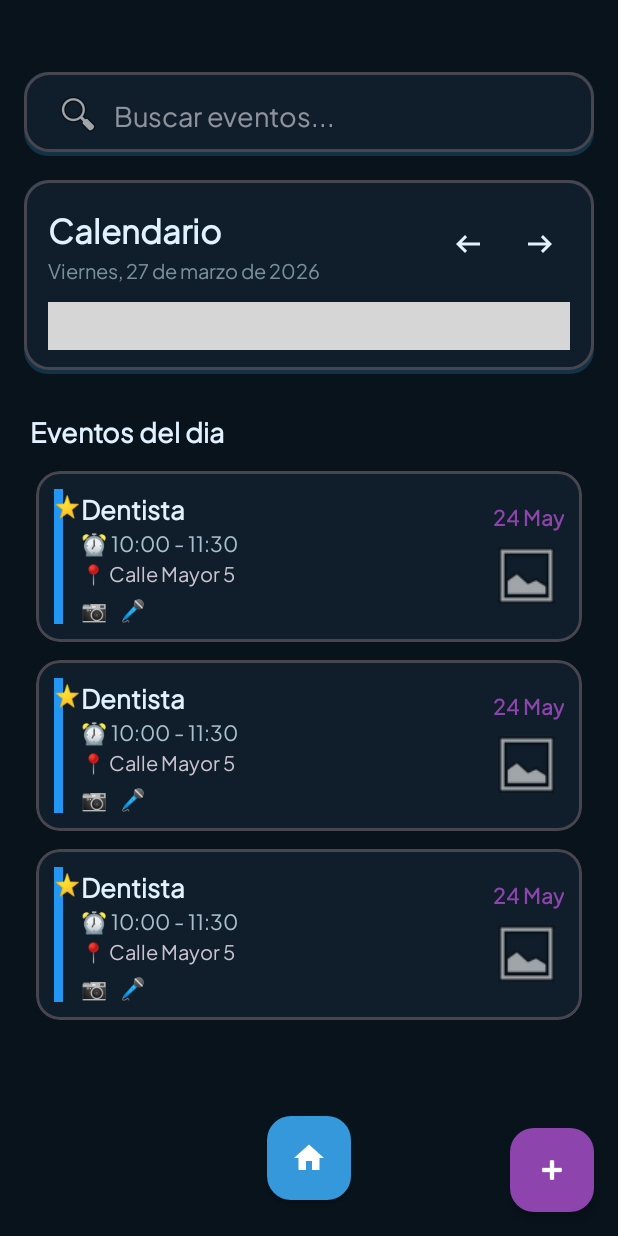
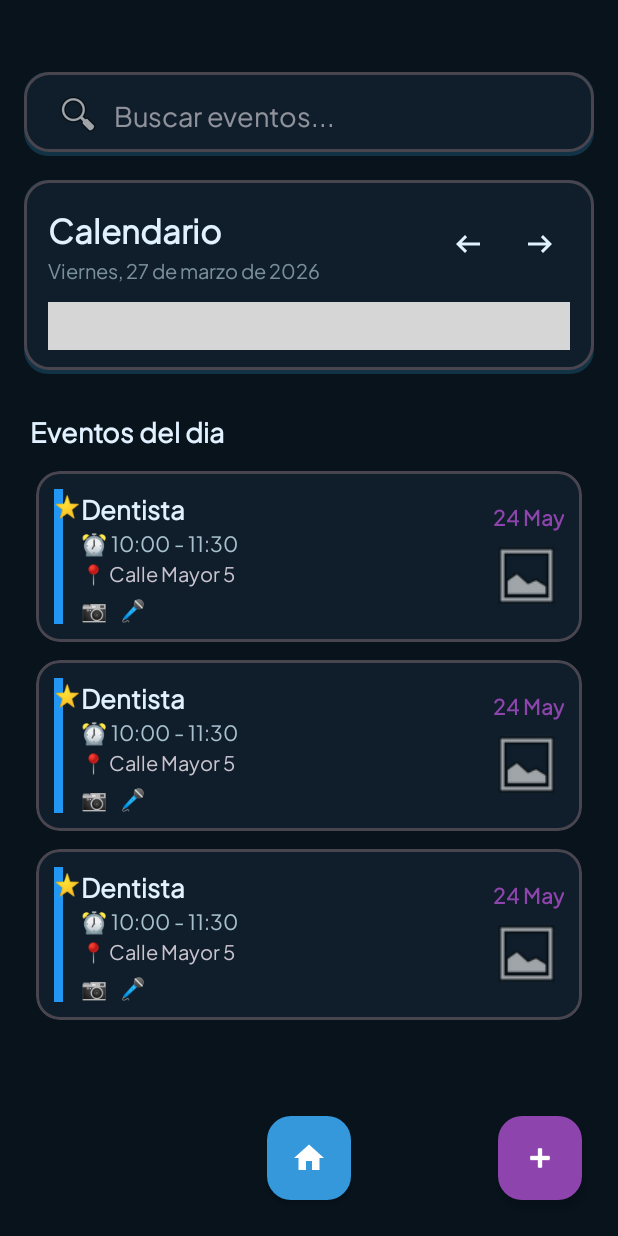
Before and after one commit to Rabenn/DiaCero, an Android app: the layout fragment_calendario.xml on its own in the app's theme, with its tools: preview values and no code run, on a phone screen of 412 x 824 dp. Run offline under Robolectric (Android 15) with nearby library versions, the phone set to English and light mode, and no system bars; plain views replace MaterialCalendarView; grey boxes are pictures that could not be loaded.

Commit message:
FIX: Alinear botones en eventos

```diff
--- a/app/src/main/res/layout/fragment_calendario.xml
+++ b/app/src/main/res/layout/fragment_calendario.xml
@@ -176,12 +176,14 @@
         android:layout_width="wrap_content"
         android:layout_height="wrap_content"
         android:layout_gravity="bottom|end"
-        android:layout_margin="16dp"
+        android:layout_marginEnd="24dp"
+        android:layout_marginBottom="24dp"
         android:contentDescription="@string/a_adir_evento"
         android:src="@android:drawable/ic_input_add"
         app:backgroundTint="@color/brand_purple"
         app:elevation="4dp"
         app:pressedTranslationZ="0dp"
+        app:fabSize="mini"
         app:tint="@android:color/white" />
 
 </androidx.coordinatorlayout.widget.CoordinatorLayout>
```
